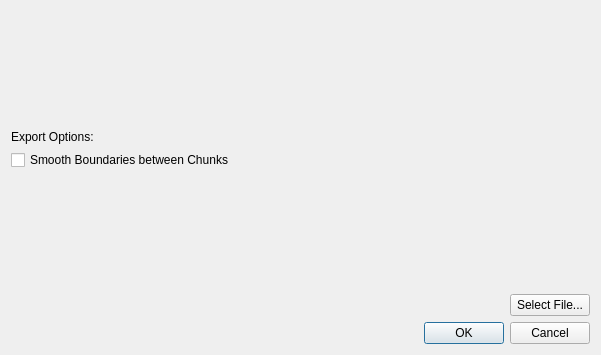
Above: ui/gui/cater/src/exportDialog.ui from LarsHaalck/CATER before the change. Below: the same form after it.
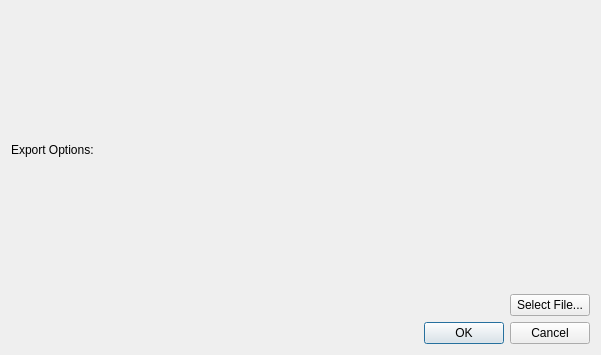
That is the form after the change.

What changed in the file:
```diff
--- a/ui/gui/cater/src/exportDialog.ui
+++ b/ui/gui/cater/src/exportDialog.ui
@@ -34,13 +34,6 @@
      </property>
     </widget>
    </item>
-   <item>
-    <widget class="QCheckBox" name="checkBoxSmooth">
-     <property name="text">
-      <string>Smooth Boundaries between Chunks</string>
-     </property>
-    </widget>
-   </item>
    <item>
     <spacer name="verticalSpacer_2">
      <property name="orientation">
```
